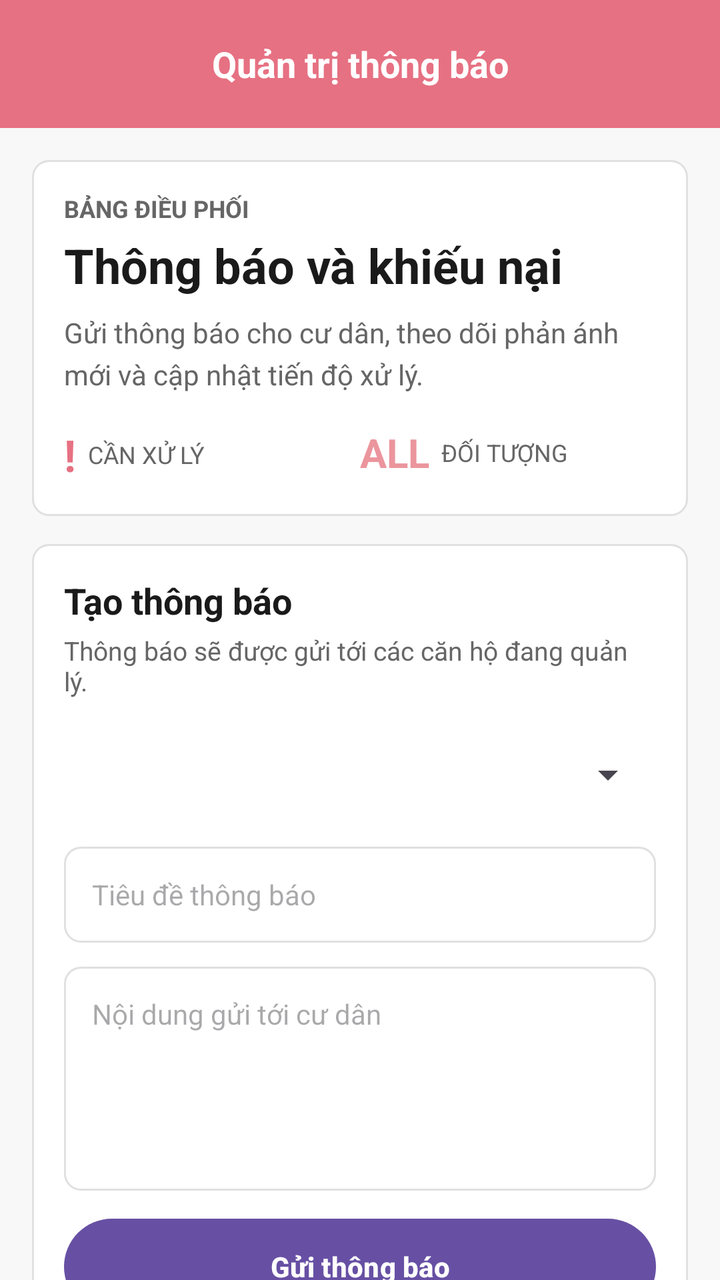
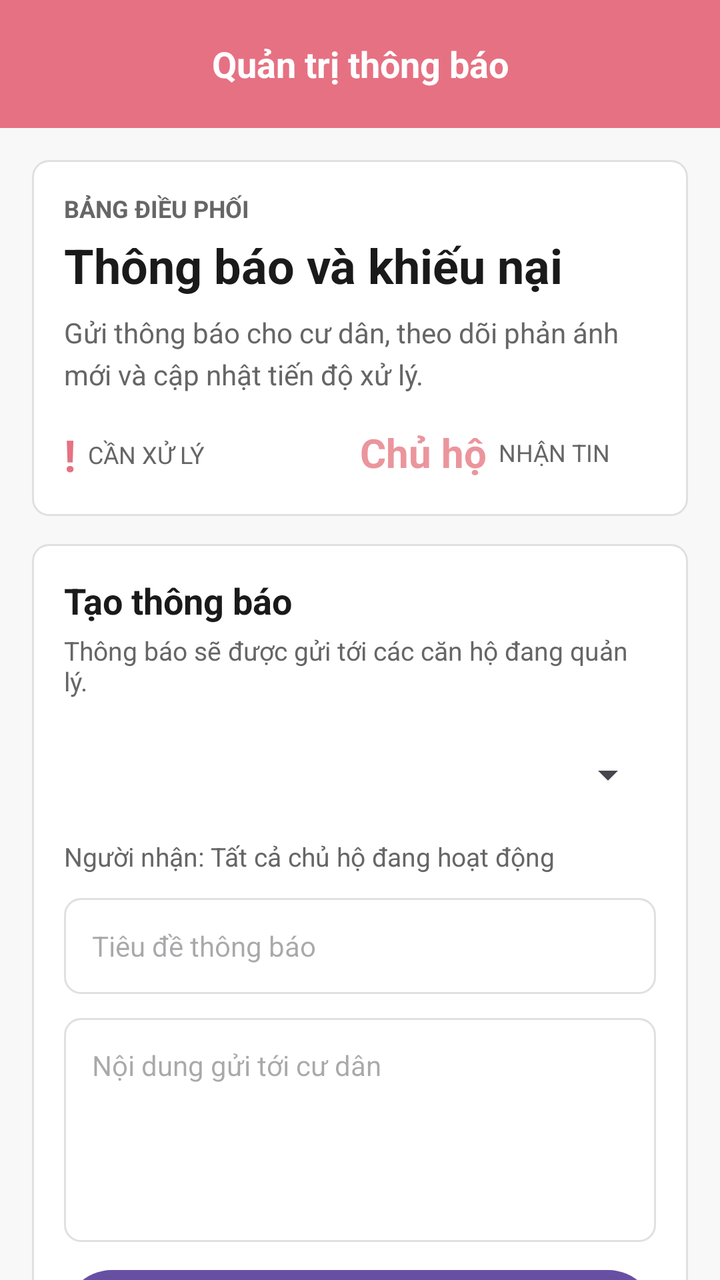

The first picture is an Android layout as it rendered before a commit; the second is the same layout after the commit. The layout source and the unified diff follow.
<!-- AndroidManifest.xml: application theme Theme.Apt -->
<!-- res/layout/fragment_admin_notification.xml -->
<?xml version="1.0" encoding="utf-8"?>
<LinearLayout xmlns:android="http://schemas.android.com/apk/res/android"
    xmlns:app="http://schemas.android.com/apk/res-auto"
    xmlns:tools="http://schemas.android.com/tools"
    android:layout_width="match_parent"
    android:layout_height="match_parent"
    android:background="@color/background_color"
    android:orientation="vertical"
    tools:context=".fragments.admin.AdminNotificationFragment">

    <TextView
        android:layout_width="match_parent"
        android:layout_height="?attr/actionBarSize"
        android:background="@color/primary"
        android:gravity="center"
        android:text="Quản trị thông báo"
        android:textColor="@color/white"
        android:textSize="18sp"
        android:textStyle="bold" />

    <androidx.core.widget.NestedScrollView
        android:layout_width="match_parent"
        android:layout_height="match_parent"
        android:clipToPadding="false"
        android:fillViewport="true"
        android:paddingBottom="80dp">

        <LinearLayout
            android:layout_width="match_parent"
            android:layout_height="wrap_content"
            android:orientation="vertical"
            android:padding="16dp">

            <LinearLayout
                android:layout_width="match_parent"
                android:layout_height="wrap_content"
                android:background="@drawable/bg_card_white"
                android:orientation="vertical"
                android:padding="16dp">

                <TextView
                    android:layout_width="match_parent"
                    android:layout_height="wrap_content"
                    android:text="BẢNG ĐIỀU PHỐI"
                    android:textColor="@color/text_body"
                    android:textSize="12sp"
                    android:textStyle="bold" />

                <TextView
                    android:layout_width="match_parent"
                    android:layout_height="wrap_content"
                    android:layout_marginTop="4dp"
                    android:text="Thông báo và khiếu nại"
                    android:textColor="@color/text_title"
                    android:textSize="24sp"
                    android:textStyle="bold" />

                <TextView
                    android:layout_width="match_parent"
                    android:layout_height="wrap_content"
                    android:layout_marginTop="8dp"
                    android:lineSpacingMultiplier="1.25"
                    android:text="Gửi thông báo cho cư dân, theo dõi phản ánh mới và cập nhật tiến độ xử lý."
                    android:textColor="@color/text_body"
                    android:textSize="14sp" />

                <LinearLayout
                    android:layout_width="match_parent"
                    android:layout_height="wrap_content"
                    android:layout_marginTop="16dp"
                    android:orientation="horizontal">

                    <LinearLayout
                        android:layout_width="0dp"
                        android:layout_height="wrap_content"
                        android:layout_weight="1"
                        android:gravity="center_vertical"
                        android:orientation="horizontal">

                        <TextView
                            android:layout_width="wrap_content"
                            android:layout_height="wrap_content"
                            android:layout_marginEnd="6dp"
                            android:text="!"
                            android:textColor="@color/primary"
                            android:textSize="22sp"
                            android:textStyle="bold" />

                        <TextView
                            android:layout_width="wrap_content"
                            android:layout_height="wrap_content"
                            android:text="CẦN XỬ LÝ"
                            android:textColor="@color/text_body"
                            android:textSize="12sp" />
                    </LinearLayout>

                    <LinearLayout
                        android:layout_width="0dp"
                        android:layout_height="wrap_content"
                        android:layout_weight="1"
                        android:gravity="center_vertical"
                        android:orientation="horizontal">

                        <TextView
                            android:layout_width="wrap_content"
                            android:layout_height="wrap_content"
                            android:layout_marginEnd="6dp"
                            android:text="ALL"
                            android:textColor="@color/secondary"
                            android:textSize="20sp"
                            android:textStyle="bold" />

                        <TextView
                            android:layout_width="wrap_content"
                            android:layout_height="wrap_content"
                            android:text="ĐỐI TƯỢNG"
                            android:textColor="@color/text_body"
                            android:textSize="12sp" />
                    </LinearLayout>
                </LinearLayout>
            </LinearLayout>

            <LinearLayout
                android:layout_width="match_parent"
                android:layout_height="wrap_content"
                android:layout_marginTop="14dp"
                android:background="@drawable/bg_card_white"
                android:orientation="vertical"
                android:padding="16dp">

                <TextView
                    android:layout_width="match_parent"
                    android:layout_height="wrap_content"
                    android:text="Tạo thông báo"
                    android:textColor="@color/text_title"
                    android:textSize="18sp"
                    android:textStyle="bold" />

                <TextView
                    android:layout_width="match_parent"
                    android:layout_height="wrap_content"
                    android:layout_marginTop="4dp"
                    android:text="Thông báo sẽ được gửi tới các căn hộ đang quản lý."
                    android:textColor="@color/text_body"
                    android:textSize="13sp" />

                <Spinner
                    android:id="@+id/spinner_notification_target"
                    android:layout_width="match_parent"
                    android:layout_height="48dp"
                    android:layout_marginTop="14dp" />

                <EditText
                    android:id="@+id/input_notification_title"
                    android:layout_width="match_parent"
                    android:layout_height="48dp"
                    android:layout_marginTop="12dp"
                    android:background="@drawable/bg_edittext"
                    android:hint="Tiêu đề thông báo"
                    android:inputType="textCapSentences"
                    android:paddingHorizontal="14dp"
                    android:textSize="14sp" />

                <EditText
                    android:id="@+id/input_notification_content"
                    android:layout_width="match_parent"
                    android:layout_height="112dp"
                    android:layout_marginTop="12dp"
                    android:background="@drawable/bg_edittext"
                    android:gravity="top"
                    android:hint="Nội dung gửi tới cư dân"
                    android:inputType="textMultiLine|textCapSentences"
                    android:minLines="4"
                    android:padding="14dp"
                    android:textSize="14sp" />

                <Button
                    android:id="@+id/btn_send_notification"
                    android:layout_width="match_parent"
                    android:layout_height="48dp"
                    android:layout_marginTop="14dp"
                    android:background="@drawable/bg_button_auth"
                    android:text="Gửi thông báo"
                    android:textAllCaps="false"
                    android:textColor="@color/white"
                    android:textStyle="bold" />
            </LinearLayout>

            <TextView
                android:layout_width="match_parent"
                android:layout_height="wrap_content"
                android:layout_marginTop="18dp"
                android:text="Khiếu nại mới"
                android:textColor="@color/text_title"
                android:textSize="18sp"
                android:textStyle="bold" />

            <LinearLayout
                android:id="@+id/list_admin_complaints"
                android:layout_width="match_parent"
                android:layout_height="wrap_content"
                android:layout_marginTop="10dp"
                android:orientation="vertical" />

            <TextView
                android:layout_width="match_parent"
                android:layout_height="wrap_content"
                android:layout_marginTop="18dp"
                android:text="Thông báo đã gửi"
                android:textColor="@color/text_title"
                android:textSize="18sp"
                android:textStyle="bold" />

            <LinearLayout
                android:id="@+id/list_admin_notifications"
                android:layout_width="match_parent"
                android:layout_height="wrap_content"
                android:layout_marginTop="10dp"
                android:orientation="vertical" />
        </LinearLayout>
    </androidx.core.widget.NestedScrollView>
</LinearLayout>
<!-- resources referenced by this layout -->
<resources>
  <color name="background_color">#F8F8F8</color>
  <color name="primary">#E67182</color>
  <color name="secondary">#EB959D</color>
  <color name="text_body">#666666</color>
  <color name="text_title">#1A1A1A</color>
  <color name="white">#FFFFFFFF</color>
  <!-- drawable bg_button_auth (drawable) -->
  <?xml version="1.0" encoding="utf-8"?>
  <ripple xmlns:android="http://schemas.android.com/apk/res/android"
      android:color="#40FFFFFF">
      <item>
          <shape android:shape="rectangle">
              <solid android:color="@color/primary" />
              <corners android:radius="32dp" />
          </shape>
      </item>
  
  </ripple>
  <!-- drawable bg_card_white (drawable) -->
  <?xml version="1.0" encoding="utf-8"?>
  <shape xmlns:android="http://schemas.android.com/apk/res/android"
      android:shape="rectangle">
      <solid android:color="@color/white" />
      <corners android:radius="8dp" />
      <stroke android:width="1dp" android:color="#E0E0E0" />
  </shape>
  <!-- drawable bg_edittext (drawable) -->
  <?xml version="1.0" encoding="utf-8"?>
  <shape xmlns:android="http://schemas.android.com/apk/res/android"
      android:shape="rectangle">
      <solid android:color="@android:color/white" />
      <corners android:radius="8dp" />
      <stroke android:width="1dp" android:color="#E0E0E0" />
  </shape>
  <style name="Theme.Apt" parent="Base.Theme.Apt" />
  <style name="Base.Theme.Apt" parent="Theme.Material3.DayNight.NoActionBar">
          
          
      </style>
</resources>

<!-- the commit's change to res/layout/fragment_admin_notification.xml (unified diff, before → after) -->
@@ -105,7 +105,7 @@
                             android:layout_width="wrap_content"
                             android:layout_height="wrap_content"
                             android:layout_marginEnd="6dp"
-                            android:text="ALL"
+                            android:text="Chủ hộ"
                             android:textColor="@color/secondary"
                             android:textSize="20sp"
                             android:textStyle="bold" />
@@ -113,7 +113,7 @@
                         <TextView
                             android:layout_width="wrap_content"
                             android:layout_height="wrap_content"
-                            android:text="ĐỐI TƯỢNG"
+                            android:text="NHẬN TIN"
                             android:textColor="@color/text_body"
                             android:textSize="12sp" />
                     </LinearLayout>
@@ -149,6 +149,16 @@
                     android:layout_width="match_parent"
                     android:layout_height="48dp"
                     android:layout_marginTop="14dp" />
+
+                <TextView
+                    android:id="@+id/text_notification_recipient_preview"
+                    android:layout_width="match_parent"
+                    android:layout_height="wrap_content"
+                    android:layout_marginTop="8dp"
+                    android:lineSpacingMultiplier="1.2"
+                    android:text="Người nhận: Tất cả chủ hộ đang hoạt động"
+                    android:textColor="@color/text_body"
+                    android:textSize="13sp" />
 
                 <EditText
                     android:id="@+id/input_notification_title"
@@ -212,6 +222,31 @@
                 android:textStyle="bold" />
 
             <LinearLayout
+                android:layout_width="match_parent"
+                android:layout_height="wrap_content"
+                android:layout_marginTop="10dp"
+                android:background="@drawable/bg_card_white"
+                android:orientation="vertical"
+                android:padding="12dp">
+
+                <EditText
+                    android:id="@+id/input_notification_date_filter"
+                    android:layout_width="match_parent"
+                    android:layout_height="44dp"
+                    android:background="@drawable/bg_edittext"
+                    android:hint="Lọc theo ngày: yyyy-mm-dd"
+                    android:inputType="date"
+                    android:paddingHorizontal="12dp"
+                    android:textSize="13sp" />
+
+                <Spinner
+                    android:id="@+id/spinner_notification_apartment_filter"
+                    android:layout_width="match_parent"
+                    android:layout_height="44dp"
+                    android:layout_marginTop="8dp" />
+            </LinearLayout>
+
+            <LinearLayout
                 android:id="@+id/list_admin_notifications"
                 android:layout_width="match_parent"
                 android:layout_height="wrap_content"
